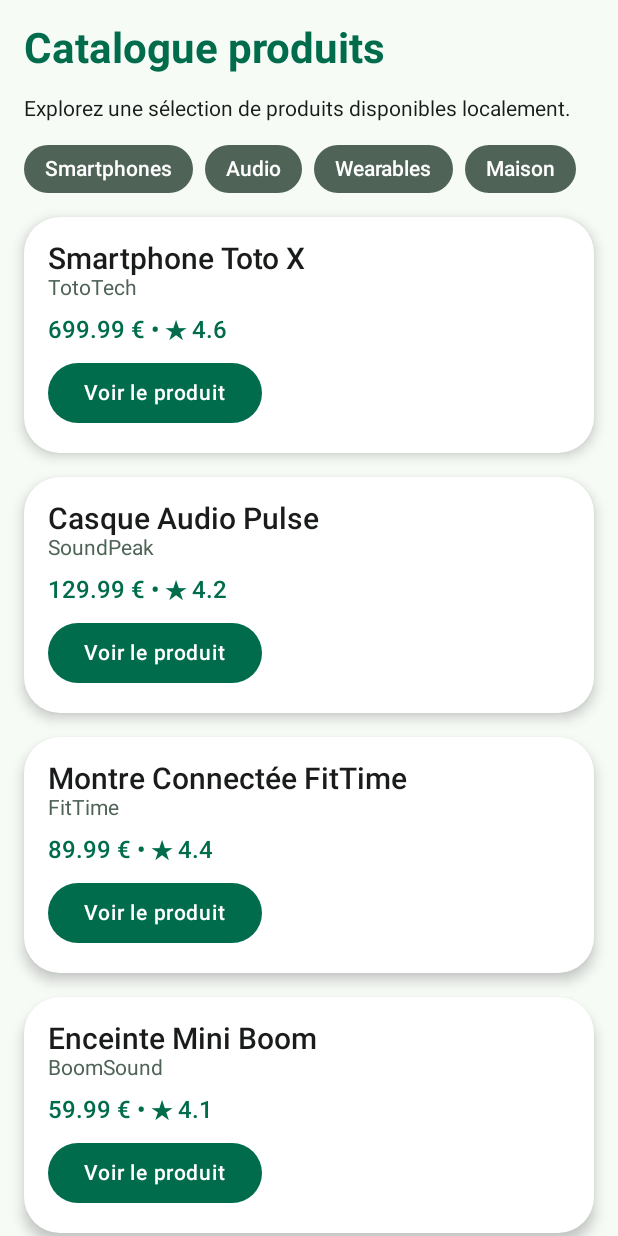
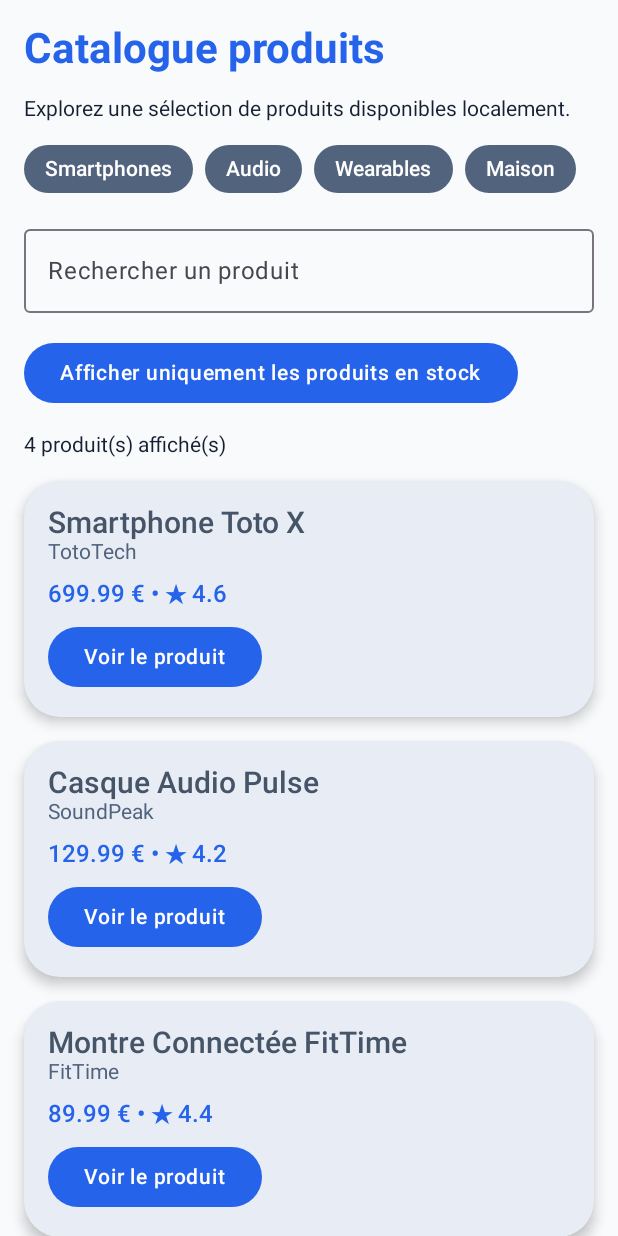
Before and after one commit to mlvn97/product-explorer, an Android app built with Jetpack Compose: the screen it shows after launch (MainActivity), on a phone screen of 412 x 824 dp. Run offline under Robolectric (Android 15) with nearby library versions, the phone set to English and light mode, and no system bars.

Commit message:
TP 8: étape 7 terminée

```diff
--- a/app/src/main/java/com/example/productexplorer/MainActivity.kt
+++ b/app/src/main/java/com/example/productexplorer/MainActivity.kt
@@ -31,6 +31,11 @@ import androidx.compose.material3.Scaffold
 import androidx.compose.material3.Surface
 import androidx.compose.material3.Text
 import androidx.compose.runtime.Composable
+import androidx.compose.runtime.mutableStateOf
+import androidx.compose.runtime.saveable.rememberSaveable
+import androidx.compose.runtime.getValue
+import androidx.compose.runtime.remember
+import androidx.compose.runtime.setValue
 import androidx.compose.ui.Alignment
 import androidx.compose.ui.Modifier
 import androidx.compose.ui.res.painterResource
@@ -473,6 +478,24 @@ fun ProductCatalogScreen(
   onProductClick: (ProductUI) -> Unit,
   modifier: Modifier = Modifier
 ) {
+  var searchQuery by rememberSaveable {
+    mutableStateOf("")
+  }
+
+  var showOnlyInStock by rememberSaveable {
+    mutableStateOf(false)
+  }
+
+  val filteredProducts = remember(products, searchQuery) {
+    products.filter { p ->
+      val matchesSearch = p.title.contains(searchQuery, ignoreCase = true) ||
+          p.brand.contains(searchQuery, ignoreCase = true) ||
+          p.category.contains(searchQuery, ignoreCase = true)
+      val matchesStock = !showOnlyInStock || p.stock > 0
+
+      matchesSearch && matchesStock
+    }
+  }
   LazyColumn(
     modifier = modifier.fillMaxSize().background(MaterialTheme.colorScheme.background),
     contentPadding = PaddingValues(16.dp), // Ajoute une marge intérieure autour du contenu de la liste
@@ -497,7 +520,34 @@ fun ProductCatalogScreen(
       CategoryRow(categories = sampleCategories())
     }
 
-    items(items = products, key = {product -> product.id}) {
+    item {
+      OutlinedTextField(
+        value = searchQuery,
+        onValueChange = { newValue -> searchQuery = newValue },
+        label = {
+          Text(text = "Rechercher un produit")
+        },
+        modifier = Modifier.fillMaxWidth()
+      )
+    }
+
+    item {
+      Button(onClick = { showOnlyInStock = !showOnlyInStock }) {
+        Text(
+          text = if (showOnlyInStock)
+            "Afficher tous les produits" else "Afficher uniquement les produits en stock"
+        )
+      }
+    }
+
+    item {
+      Text(
+        text = "${filteredProducts.size} produit(s) affiché(s)",
+        style = MaterialTheme.typography.bodyMedium
+      )
+    }
+
+    items(items = filteredProducts, key = {product -> product.id}) {
         product ->
       ProductListItem(product = product, onClick = {onProductClick(product)})
     }
--- a/app/src/main/java/com/example/productexplorer/ui/theme/Theme.kt
+++ b/app/src/main/java/com/example/productexplorer/ui/theme/Theme.kt
@@ -15,24 +15,40 @@ import androidx.compose.ui.graphics.Color
 import androidx.compose.ui.platform.LocalContext
 import androidx.compose.ui.unit.dp
 
-private val DarkColorScheme = darkColorScheme(
-  primary = Color(0xFF7DDBB0),
-  onPrimary = Color(0xFF003826),
-  secondary = Color(0xFFB7CCBC),
-  background = Color(0xFF101411),
-  onBackground = Color(0xFFE0E4DF),
-  surface = Color(0xFF1C211D),
-  onSurface = Color(0xFFE0E4DF)
+private val LightColorScheme = lightColorScheme(
+  primary = Color(0xFF2563EB),
+  secondary = Color(0xFF52647D),
+  tertiary = Color(0xFF008B9A),
+
+  background = Color(0xFFF8FAFC),
+  surface = Color(0xFFE8EDF5),
+  onSurface = Color(0xFF465468),
+
+  onPrimary = Color.White,
+  onSecondary = Color.White,
+  onTertiary = Color.White,
+  onBackground = Color(0xFF172033),
+
+  primaryContainer = Color(0xFFDBEAFE),
+  onPrimaryContainer = Color(0xFF1E3A8A),
 )
 
-private val LightColorScheme = lightColorScheme(
-  primary = Color(0xFF006C4C),
-  onPrimary = Color.White,
-  secondary = Color(0xFF4F6357),
-  background = Color(0xFFF7FBF6),
-  onBackground = Color(0xFF191C1A),
-  surface = Color(0xFFFFFFFF),
-  onSurface = Color(0xFF191C1A)
+private val DarkColorScheme = darkColorScheme(
+  primary = Color(0xFF8AB4FF),
+  secondary = Color(0xFFB5C5DC),
+  tertiary = Color(0xFF80D5DF),
+
+  primaryContainer = Color(0xFF1E3A8A),
+
+  background = Color(0xFF101411),
+  surface = Color(0xFF1B2638),
+  onSurface = Color(0xFFE5ECF6),
+
+  onPrimary = Color(0xFF003064),
+  onSecondary = Color(0xFF263448),
+  onTertiary = Color(0xFF00363D),
+  onBackground = Color(0xFFE0E4DF),
+  onPrimaryContainer = Color(0xFFDBEAFE),
 )
 
 private val ProductShapes = Shapes(
```
Also changed, not shown: 45 other files.
